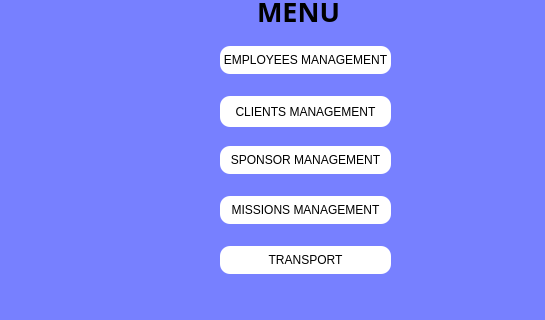
nessimayadi12/Smart_Business_Agency, file menu.ui: the form before one commit; both pictures show x 0 to 545 and y 84 to 404 of the 902 by 520 pixel window.
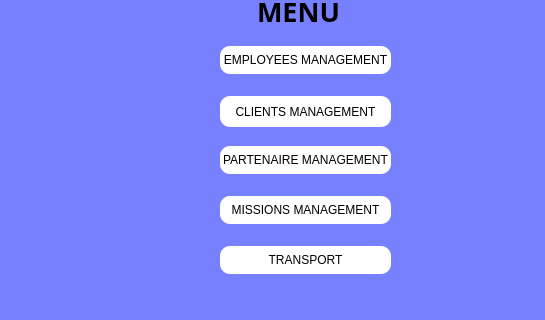
The form after the commit.

Commit message: mohamed commit partenaire

Patch:
```diff
--- a/menu.ui
+++ b/menu.ui
@@ -71,7 +71,7 @@
  </string>
    </property>
    <property name="text">
-    <string>SPONSOR MANAGEMENT</string>
+    <string>PARTENAIRE MANAGEMENT</string>
    </property>
   </widget>
   <widget class="QPushButton" name="menu_transport">
```
Left out of the diff: 2 changed lines with no effect on the pictures. The commit also changes 4 other files.
